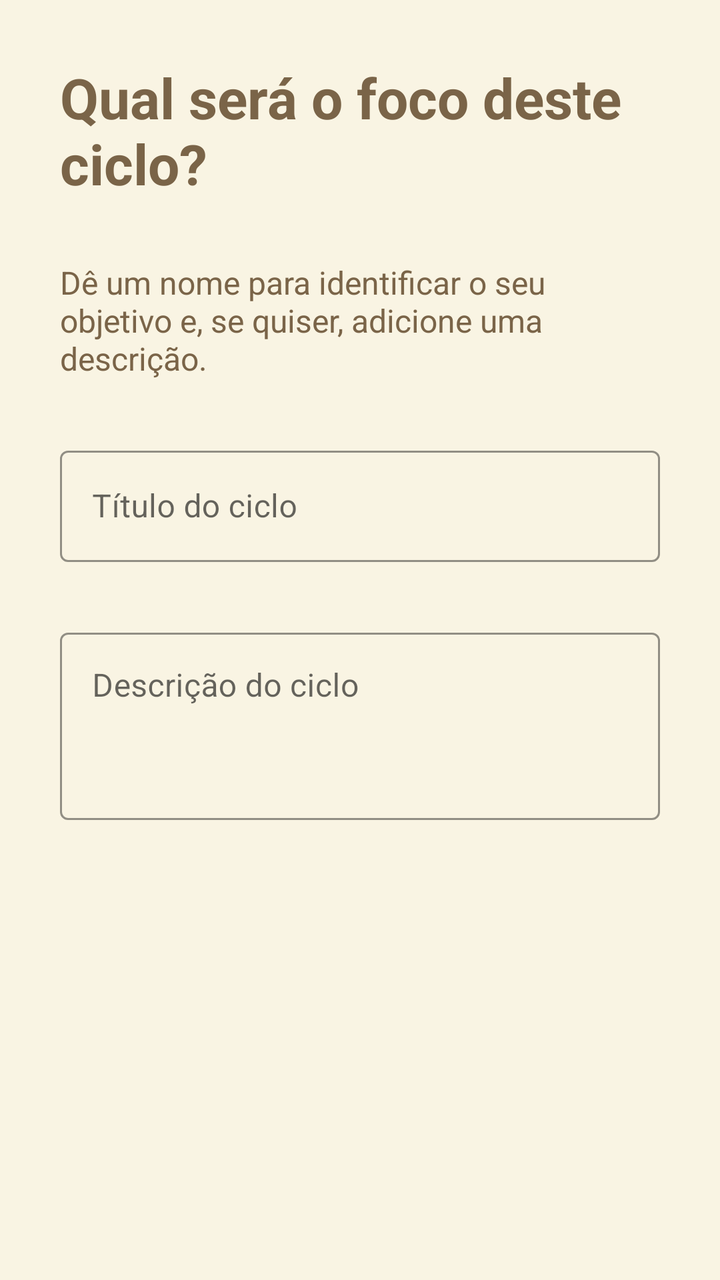
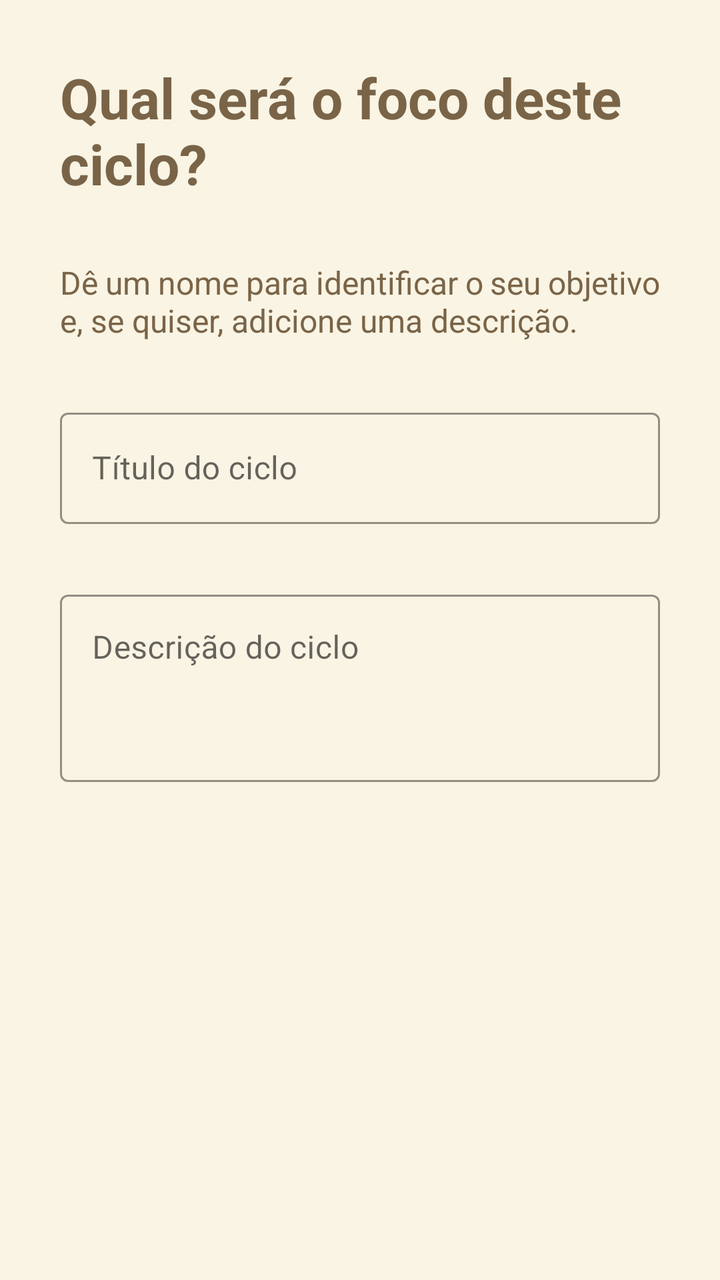

Two renders of the same Android screen: before a commit and after it. Below are the layout's source before the change and the commit's diff.
<!-- AndroidManifest.xml: application theme Theme.Orbi -->
<!-- res/layout/fragment_step_one.xml -->
<?xml version="1.0" encoding="utf-8"?>
<androidx.constraintlayout.widget.ConstraintLayout
    xmlns:android="http://schemas.android.com/apk/res/android"
    xmlns:app="http://schemas.android.com/apk/res-auto"
    android:layout_width="match_parent"
    android:layout_height="match_parent"
    android:background="@color/orbi_cream">


    <TextView
        android:id="@+id/tv_step_title"
        android:layout_width="0dp"
        android:layout_height="wrap_content"
        android:layout_marginHorizontal="30dp"
        android:layout_marginTop="30dp"
        android:text="Qual será o foco deste ciclo?"
        android:textColor="@color/orbi_dark_brown"
        android:textSize="28sp"
        android:textStyle="bold"
        app:layout_constraintEnd_toEndOf="parent"
        app:layout_constraintStart_toStartOf="parent"
        app:layout_constraintTop_toTopOf="parent" />


    <TextView
        android:id="@+id/tv_step_desc"
        android:layout_width="0dp"
        android:layout_height="wrap_content"
        android:layout_marginHorizontal="30dp"
        android:layout_marginTop="30dp"
        android:text="Dê um nome para identificar o seu objetivo e, se quiser, adicione uma descrição."
        android:textColor="@color/orbi_dark_brown"
        android:textSize="16sp"
        app:layout_constraintEnd_toEndOf="parent"
        app:layout_constraintStart_toStartOf="parent"
        app:layout_constraintTop_toBottomOf="@+id/tv_step_title" />


    
    <com.google.android.material.textfield.TextInputLayout
        android:id="@+id/layout_input_title"
        style="@style/Widget.MaterialComponents.TextInputLayout.OutlinedBox"
        android:layout_width="0dp"
        android:layout_height="wrap_content"
        android:layout_marginHorizontal="30dp"
        android:layout_marginTop="30dp"
        android:hint="Título do ciclo"
        app:boxStrokeColor="@color/orbi_olive"
        app:hintTextColor="@color/orbi_olive"
        app:layout_constraintEnd_toEndOf="parent"
        app:layout_constraintStart_toStartOf="parent"
        app:layout_constraintTop_toBottomOf="@+id/tv_step_desc">


        <com.google.android.material.textfield.TextInputEditText
            android:id="@+id/et_title"
            android:layout_width="match_parent"
            android:layout_height="wrap_content"
            android:inputType="textCapSentences"
            android:maxLines="1"
            android:textColor="@color/orbi_dark_brown" />


    </com.google.android.material.textfield.TextInputLayout>


    
    <com.google.android.material.textfield.TextInputLayout
        android:id="@+id/layout_input_desc"
        style="@style/Widget.MaterialComponents.TextInputLayout.OutlinedBox"
        android:layout_width="0dp"
        android:layout_height="wrap_content"
        android:layout_marginHorizontal="30dp"
        android:layout_marginTop="30dp"
        android:hint="Descrição do ciclo"
        app:boxStrokeColor="@color/orbi_olive"
        app:hintTextColor="@color/orbi_olive"
        app:layout_constraintEnd_toEndOf="parent"
        app:layout_constraintStart_toStartOf="parent"
        app:layout_constraintTop_toBottomOf="@+id/layout_input_title">


        <com.google.android.material.textfield.TextInputEditText
            android:id="@+id/et_desc"
            android:layout_width="match_parent"
            android:layout_height="wrap_content"
            android:gravity="top|start"
            android:inputType="textMultiLine|textCapSentences"
            android:minLines="3"
            android:textColor="@color/orbi_dark_brown" />


    </com.google.android.material.textfield.TextInputLayout>


</androidx.constraintlayout.widget.ConstraintLayout>
<!-- resources referenced by this layout -->
<resources>
  <color name="orbi_cream">#F9F4E3</color>
  <color name="orbi_dark_brown">#7A6448</color>
  <color name="orbi_olive">#B1BA8E</color>
  <style name="Theme.Orbi" parent="Theme.MaterialComponents.Light.NoActionBar">
  
  
          <item name="colorPrimary">@color/orbi_dark_brown</item>
          <item name="colorPrimaryVariant">@color/orbi_olive</item>
          <item name="colorOnPrimary">@color/orbi_white</item>
          <item name="colorSecondary">@color/orbi_olive</item>
          <item name="colorSecondaryVariant">@color/orbi_light_olive</item>
          <item name="colorOnSecondary">@color/orbi_white</item>
  
  
          
          <item name="android:statusBarColor">@color/orbi_cream</item>
          <item name="android:windowLightStatusBar">true</item>
  
  
          
          <item name="android:navigationBarColor">@color/orbi_cream</item>
          <item name="android:windowLightNavigationBar" tools:targetApi="o_mr1">true</item>
  
  
      </style>
  <color name="orbi_white">#FFFFFF</color>
  <color name="orbi_light_olive">#D4DDB1</color>
</resources>

<!-- the commit's change to res/layout/fragment_step_one.xml (unified diff, before → after) -->
@@ -28,6 +28,7 @@
         android:layout_height="wrap_content"
         android:layout_marginHorizontal="30dp"
         android:layout_marginTop="30dp"
+        android:justificationMode="inter_word"
         android:text="Dê um nome para identificar o seu objetivo e, se quiser, adicione uma descrição."
         android:textColor="@color/orbi_dark_brown"
         android:textSize="16sp"
